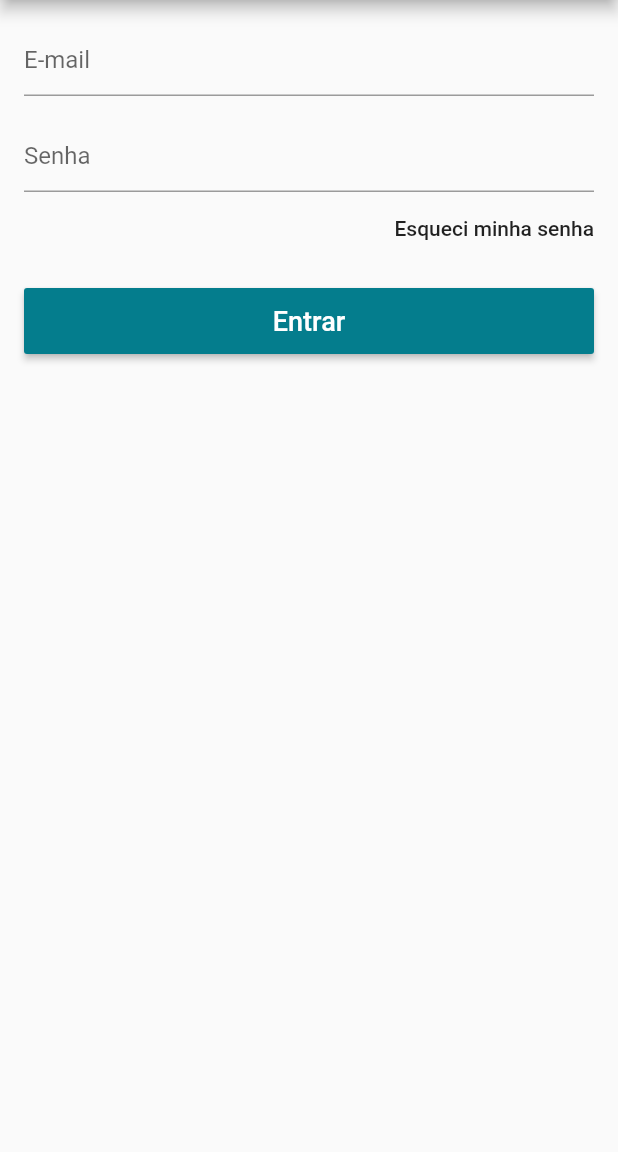
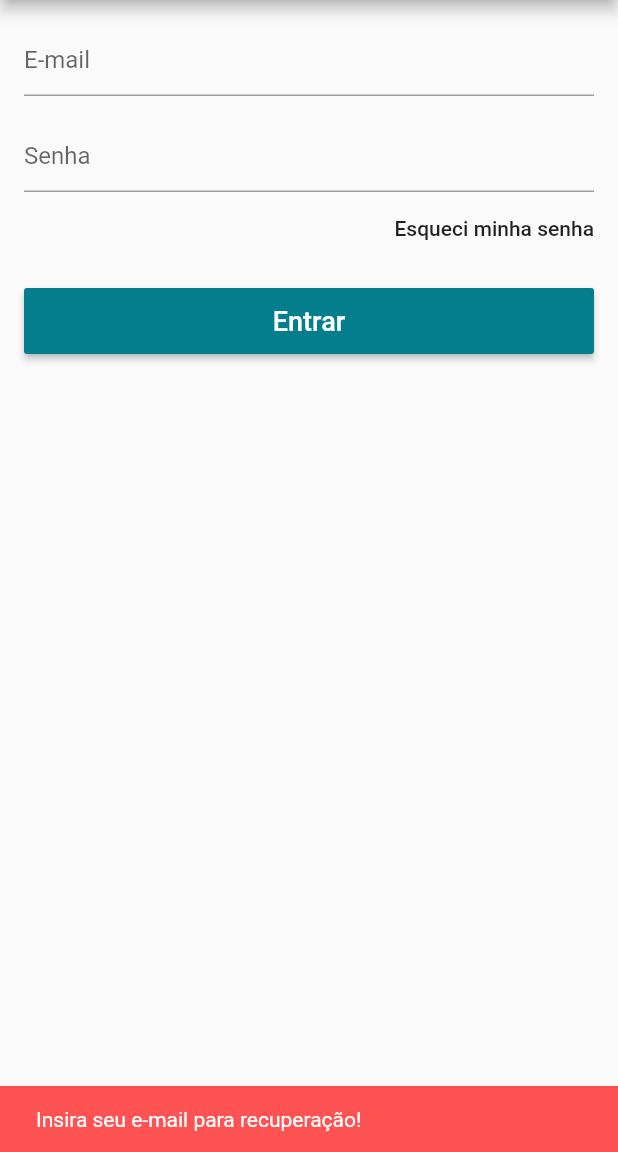
Before and after one commit to wilmarv/AppsFlutter, a Flutter app: the LoginScreen screen opened directly, after a tap on "Esqueci minha senha", on a phone screen of 412 x 824 dp, the part 84-1236 px from its top. Run offline on Flutter 3.47's test engine with Material 2 defaults, Android fonts, the phone set to English and light mode, and no system bars; our stand-ins replace carousel_pro, cloud_firestore, firebase_auth, firebase_storage, google_sign_in, image_picker and 3 more; accounts and stored records are empty.

```diff
--- a/lojavirtual/lib/models/user_model.dart
+++ b/lojavirtual/lib/models/user_model.dart
@@ -65,7 +65,9 @@ class UserModel extends Model {
     });
   }
 
-  void recoverPass() {}
+  void recoverPass(String email) {
+    _auth.sendPasswordResetEmail(email: email);
+  }
 
   void singOut() async {
     await _auth.signOut();
--- a/lojavirtual/lib/screens/login_screen.dart
+++ b/lojavirtual/lib/screens/login_screen.dart
@@ -72,7 +72,23 @@ class _LoginScreenState extends State<LoginScreen> {
                 Align(
                   alignment: Alignment.centerRight,
                   child: FlatButton(
-                    onPressed: () {},
+                    onPressed: () {
+                      if(_emailController.text.isEmpty){
+                        _scaffoldKey.currentState.showSnackBar(
+                            SnackBar(content: Text("Insira seu e-mail para recuperação!"),
+                              backgroundColor: Colors.redAccent,
+                              duration: Duration(seconds: 2),)
+                        );
+                      }
+                      else{
+                        model.recoverPass(_emailController.text);
+                        _scaffoldKey.currentState.showSnackBar(
+                            SnackBar(content: Text("Confira seu e-mail!"),
+                              backgroundColor: Theme.of(context).primaryColor,
+                              duration: Duration(seconds: 2),)
+                        );
+                      }
+                    },
                     child: Text(
                       "Esqueci minha senha",
                       textAlign: TextAlign.right,
```
Also changed, not shown: lojavirtual/lib/datas/cart_produto.dart (added, +33 -0 lines), lojavirtual/lib/datas/produtos_data.dart (+7 -0 lines).
